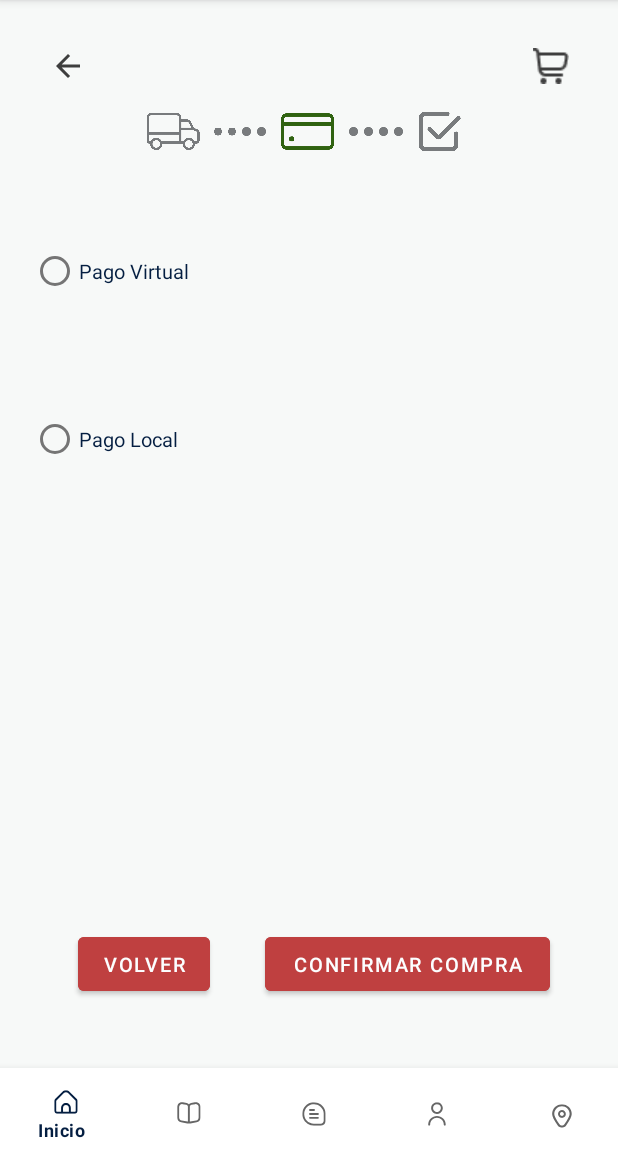
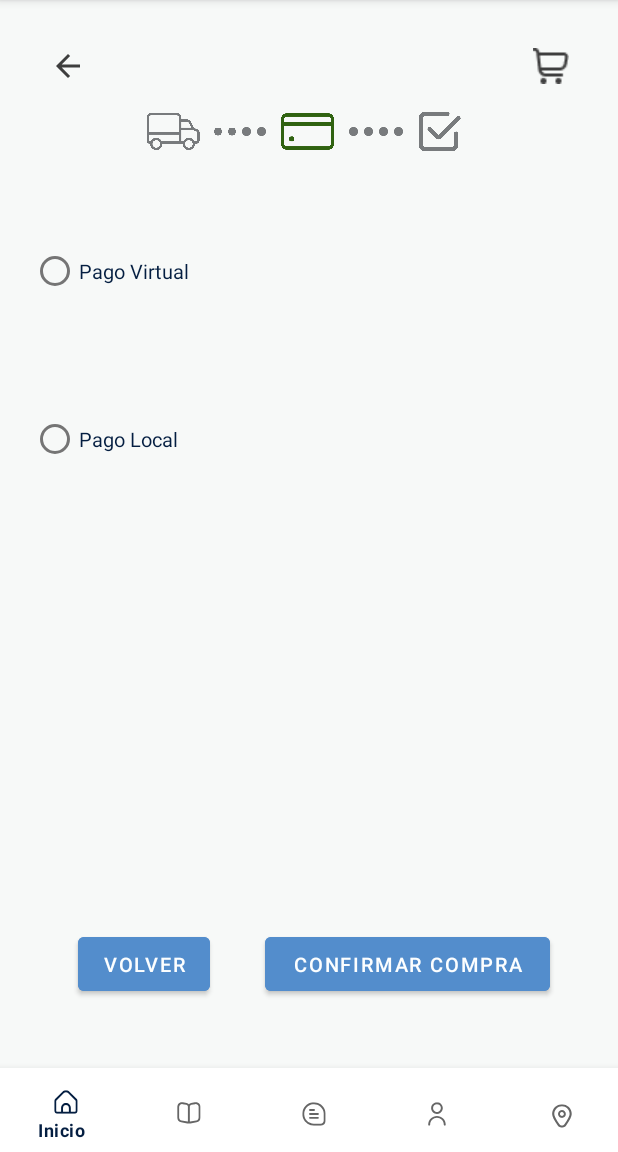
Before and after one commit to projects-ISPC/practicaProfesionalizante-ISPC, an Android app: the CheckboxVirtual screen opened directly, with no data from a screen before it, on a phone screen of 412 x 824 dp, the part 84-1236 px from its top. Run offline under Robolectric (Android 15) with nearby library versions, the phone set to English and light mode, and no system bars.

Commit message:
Poniendo a todos los botones a color azul

```diff
--- a/FrontEnd 2024/App/libreria/app/src/main/res/layout/activity_checkout.xml
+++ b/FrontEnd 2024/App/libreria/app/src/main/res/layout/activity_checkout.xml
@@ -398,7 +398,7 @@
         android:layout_width="190dp"
         android:layout_height="wrap_content"
         android:layout_marginBottom="12dp"
-        android:backgroundTint="@color/color4"
+        android:backgroundTint="#538DCC"
         android:onClick="irapagar"
         android:text="@string/button_irPagar_chackout"
         android:textColor="@color/color5"
@@ -414,7 +414,7 @@
         android:layout_height="wrap_content"
         android:layout_marginStart="52dp"
         android:layout_marginBottom="12dp"
-        android:backgroundTint="@color/color4"
+        android:backgroundTint="#538DCC"
         android:onClick="volverAtras"
         android:text="@string/button_volver_chackout"
         android:textColor="@color/color5"
--- a/FrontEnd 2024/App/libreria/app/src/main/res/layout/activity_feedback_error_buscador.xml
+++ b/FrontEnd 2024/App/libreria/app/src/main/res/layout/activity_feedback_error_buscador.xml
@@ -53,7 +53,7 @@
         android:layout_marginStart="30dp"
         android:layout_marginTop="64dp"
         android:layout_marginEnd="30dp"
-        android:backgroundTint="@color/color4"
+        android:backgroundTint="#538DCC"
         android:text="@string/button_volver_feedback_error"
         android:textStyle="bold"
         app:layout_constraintEnd_toEndOf="parent"
--- a/FrontEnd 2024/App/libreria/app/src/main/res/layout/activity_pago.xml
+++ b/FrontEnd 2024/App/libreria/app/src/main/res/layout/activity_pago.xml
@@ -392,7 +392,7 @@
         android:layout_height="wrap_content"
         android:layout_marginStart="52dp"
         android:layout_marginTop="12dp"
-        android:backgroundTint="@color/color4"
+        android:backgroundTint="#538DCC"
         android:onClick="regresar"
         android:text="@string/btn_volver"
         android:textColor="@color/color5"
@@ -407,7 +407,7 @@
         android:minWidth="190dp"
         android:maxWidth="320dp"
         android:layout_marginTop="12dp"
-        android:backgroundTint="@color/color4"
+        android:backgroundTint="#538DCC"
         android:onClick="confirmar_compra"
         android:text="@string/btn_confirmacion"
         android:textColor="@color/color5"
--- a/FrontEnd 2024/App/libreria/app/src/main/res/layout/activity_profile.xml
+++ b/FrontEnd 2024/App/libreria/app/src/main/res/layout/activity_profile.xml
@@ -291,7 +291,7 @@
         android:layout_height="wrap_content"
         android:layout_marginTop="24dp"
         android:text="@string/cerrar_sesi_n"
-        android:backgroundTint="@color/color4"
+        android:backgroundTint="#538DCC"
         android:textColor="@color/color5"
         app:layout_constraintBottom_toTopOf="@+id/buttonAdmin"
         app:layout_constraintEnd_toEndOf="parent"
@@ -306,7 +306,7 @@
         android:layout_height="wrap_content"
         android:layout_marginBottom="72dp"
         android:text="@string/ir_a_panel_admin"
-        android:backgroundTint="@color/color4"
+        android:backgroundTint="#538DCC"
         android:textColor="@color/color5"
         app:layout_constraintBottom_toTopOf="@+id/cardView"
         app:layout_constraintEnd_toEndOf="parent"
```
